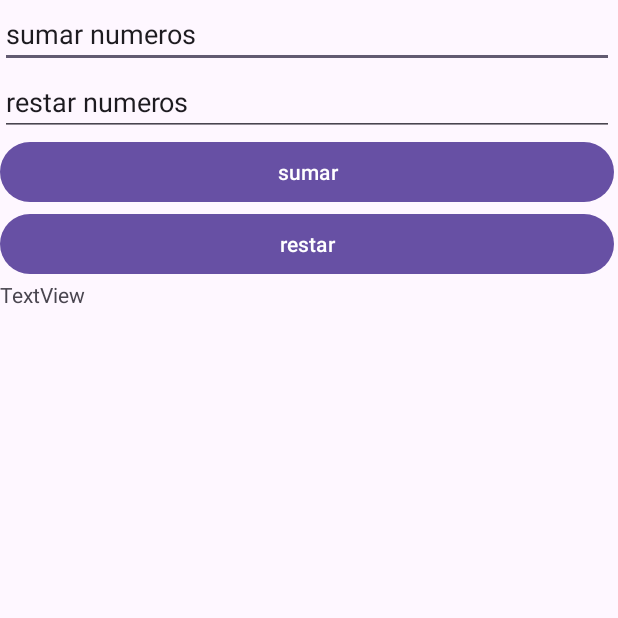
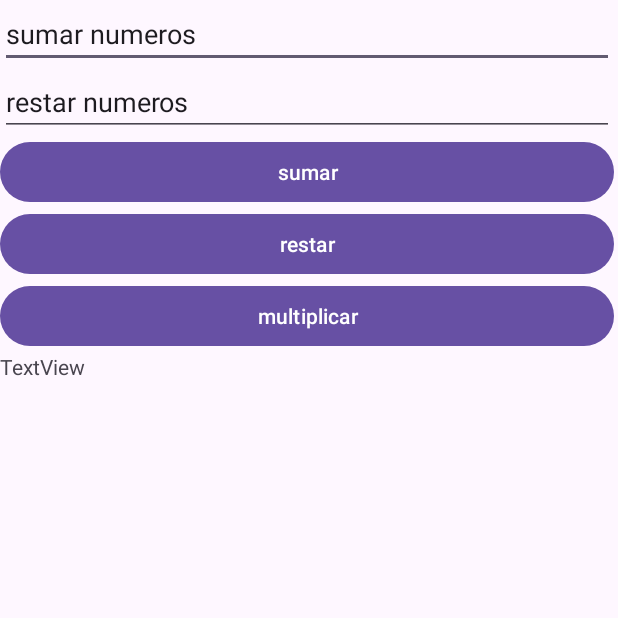
Before and after one commit to JeanDNM/Proyecto-calculadora, an Android app: the screen it shows after launch (MainActivity), on a phone screen of 412 x 824 dp, the top half of it. Run offline under Robolectric (Android 15) with nearby library versions, the phone set to English and light mode, and no system bars.

Commit message:
añadi el boton multiplicar

```diff
--- a/app/src/main/java/com/example/myapplicationsumar/MainActivity.kt
+++ b/app/src/main/java/com/example/myapplicationsumar/MainActivity.kt
@@ -15,6 +15,7 @@ class MainActivity : AppCompatActivity() {
             val num2:EditText= findViewById(R.id.editTextText2)
         val btnSumar:Button= findViewById(R.id.button4)
         val btnRestar:Button = findViewById(R.id.button)
+        val btnMultiplicar:Button = findViewById(R.id.button2)
         val txtRest:TextView= findViewById(R.id.textView)
 
         btnSumar.setOnClickListener{
@@ -35,4 +36,12 @@ class MainActivity : AppCompatActivity() {
             txtRest.text = resta.toString()
 
     }
+        btnMultiplicar.setOnClickListener{
+
+            val nummero1 = num1.text.toString().toInt()
+            val numero2 = num2.text.toString().toInt()
+            val multiplicacion = nummero1 * numero2
+            txtRest.text = multiplicacion.toString()
+
+        }
 }}
--- a/app/src/main/res/layout/activity_main.xml
+++ b/app/src/main/res/layout/activity_main.xml
@@ -41,6 +41,12 @@
             android:layout_height="wrap_content"
             android:text="restar" />
 
+        <Button
+            android:id="@+id/button2"
+            android:layout_width="match_parent"
+            android:layout_height="wrap_content"
+            android:text="multiplicar" />
+
         <TextView
             android:id="@+id/textView"
             android:layout_width="match_parent"
```
